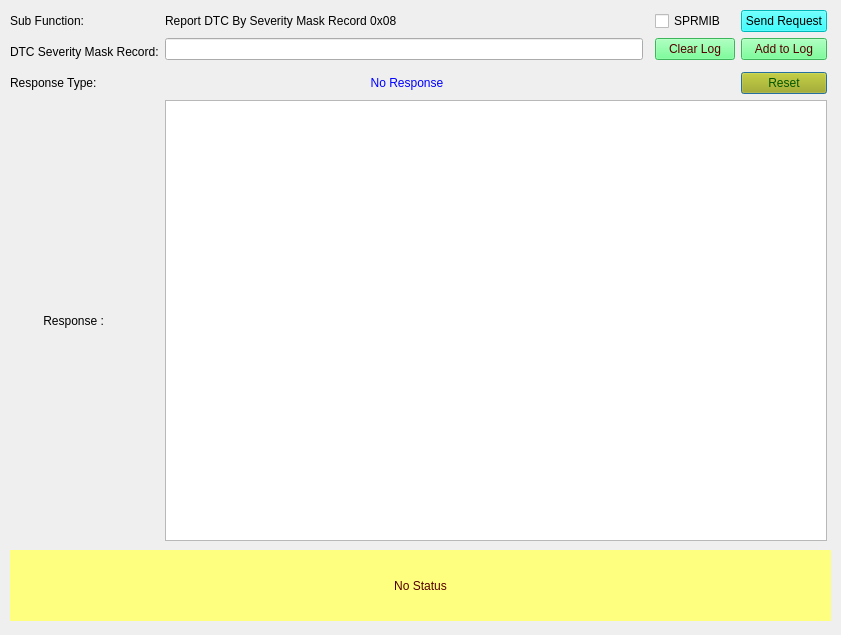
The window that SID_19_08.ui (VicharaVandana/ProxiCan) describes before a commit, drawn with Qt 5.
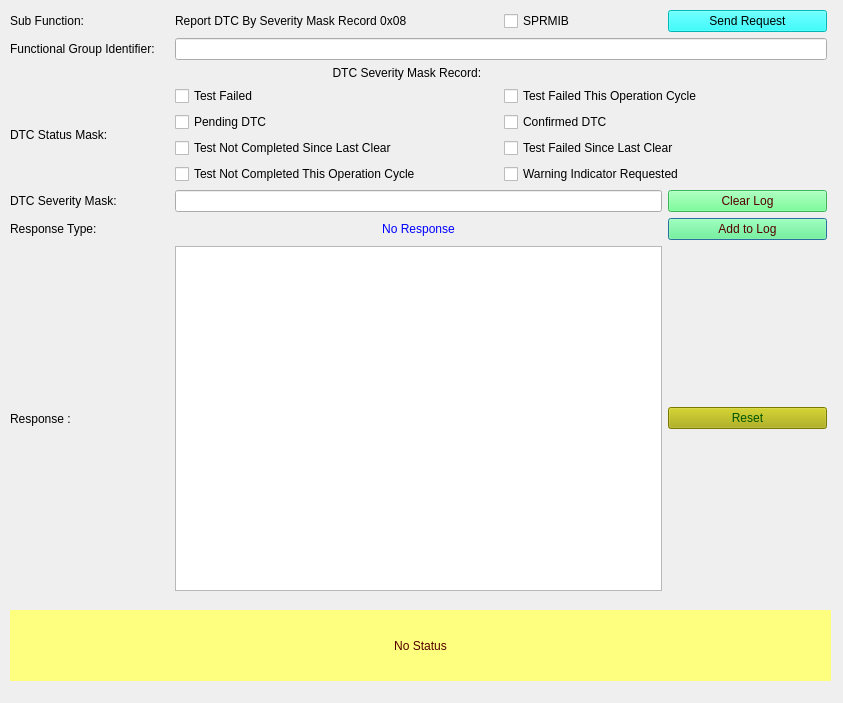
The same window after the commit.

```diff
--- a/SID_19_08.ui
+++ b/SID_19_08.ui
@@ -6,8 +6,8 @@
    <rect>
     <x>0</x>
     <y>0</y>
-    <width>841</width>
-    <height>635</height>
+    <width>843</width>
+    <height>703</height>
    </rect>
   </property>
   <property name="windowTitle">
@@ -19,17 +19,119 @@
      <x>10</x>
      <y>10</y>
      <width>817</width>
-     <height>531</height>
+     <height>581</height>
     </rect>
    </property>
    <layout class="QGridLayout" name="gridLayout_2">
     <property name="sizeConstraint">
      <enum>QLayout::SetNoConstraint</enum>
     </property>
-    <item row="6" column="1" colspan="4">
-     <widget class="QTextBrowser" name="textBrowser_Resp"/>
+    <item row="8" column="4">
+     <widget class="QPushButton" name="pushButton_appendLog">
+      <property name="styleSheet">
+       <string notr="true">background-color: rgb(85, 255, 127);
+color: rgb(85, 0, 0);</string>
+      </property>
+      <property name="text">
+       <string>Add to Log</string>
+      </property>
+     </widget>
     </item>
-    <item row="3" column="4">
+    <item row="11" column="0">
+     <widget class="QLabel" name="label_4">
+      <property name="text">
+       <string>Response : </string>
+      </property>
+     </widget>
+    </item>
+    <item row="7" column="4">
+     <widget class="QPushButton" name="pushButton_clearLog">
+      <property name="styleSheet">
+       <string notr="true">background-color: rgb(85, 255, 127);
+color: rgb(85, 0, 0);</string>
+      </property>
+      <property name="text">
+       <string>Clear Log</string>
+      </property>
+     </widget>
+    </item>
+    <item row="0" column="1" colspan="2">
+     <widget class="QLabel" name="subFunction_Name">
+      <property name="text">
+       <string>Report DTC By Severity Mask Record 0x08</string>
+      </property>
+     </widget>
+    </item>
+    <item row="0" column="0">
+     <widget class="QLabel" name="label_subFunction">
+      <property name="text">
+       <string>Sub Function:</string>
+      </property>
+     </widget>
+    </item>
+    <item row="1" column="1" colspan="4">
+     <widget class="QLineEdit" name="lineEdit">
+      <property name="toolTip">
+       <string>&lt;html&gt;&lt;head/&gt;&lt;body&gt;&lt;p&gt;Enter Functional Group Identifier in &lt;span style=&quot; font-weight:600;&quot;&gt;1-byte hexadecimal format&lt;/span&gt;&lt;/p&gt;&lt;/body&gt;&lt;/html&gt;</string>
+      </property>
+     </widget>
+    </item>
+    <item row="5" column="1" colspan="4">
+     <layout class="QHBoxLayout" name="horizontalLayout_4">
+      <item>
+       <widget class="QCheckBox" name="checkBox_statusMask_bit4">
+        <property name="toolTip">
+         <string>&lt;html&gt;&lt;head/&gt;&lt;body&gt;&lt;p&gt;&lt;span style=&quot; font-family:'ui-sans-serif','-apple-system','system-ui','Segoe UI','Helvetica','Apple Color Emoji','Arial','sans-serif','Segoe UI Emoji','Segoe UI Symbol'; font-size:16px; color:#0d0d0d; background-color:#ffffff;&quot;&gt;Selecting this indicates the DTC test has&lt;/span&gt;&lt;span style=&quot; font-family:'ui-sans-serif','-apple-system','system-ui','Segoe UI','Helvetica','Apple Color Emoji','Arial','sans-serif','Segoe UI Emoji','Segoe UI Symbol'; font-size:16px; font-style:italic; color:#0d0d0d; background-color:#ffffff;&quot;/&gt;&lt;span style=&quot; font-family:'ui-sans-serif','-apple-system','system-ui','Segoe UI','Helvetica','Apple Color Emoji','Arial','sans-serif','Segoe UI Emoji','Segoe UI Symbol'; font-size:16px; font-weight:600; font-style:italic; color:#0d0d0d; background-color:#ffffff;&quot;&gt;not completed &lt;/span&gt;&lt;span style=&quot; font-family:'ui-sans-serif','-apple-system','system-ui','Segoe UI','Helvetica','Apple Color Emoji','Arial','sans-serif','Segoe UI Emoji','Segoe UI Symbol'; font-size:16px; font-style:italic; color:#0d0d0d; background-color:#ffffff;&quot;&gt;since the last DTC code clear&lt;/span&gt;&lt;span style=&quot; font-family:'ui-sans-serif','-apple-system','system-ui','Segoe UI','Helvetica','Apple Color Emoji','Arial','sans-serif','Segoe UI Emoji','Segoe UI Symbol'; font-size:16px; color:#0d0d0d; background-color:#ffffff;&quot;&gt;.&lt;/span&gt;&lt;/p&gt;&lt;/body&gt;&lt;/html&gt;</string>
+        </property>
+        <property name="text">
+         <string>Test Not Completed Since Last Clear</string>
+        </property>
+       </widget>
+      </item>
+      <item>
+       <widget class="QCheckBox" name="checkBox_statusMask_bit5">
+        <property name="toolTip">
+         <string>&lt;html&gt;&lt;head/&gt;&lt;body&gt;&lt;p&gt;&lt;span style=&quot; font-family:'ui-sans-serif','-apple-system','system-ui','Segoe UI','Helvetica','Apple Color Emoji','Arial','sans-serif','Segoe UI Emoji','Segoe UI Symbol'; font-size:16px; color:#0d0d0d; background-color:#ffffff;&quot;&gt;Selecting this indicates the DTC test&lt;/span&gt;&lt;span style=&quot; font-family:'ui-sans-serif','-apple-system','system-ui','Segoe UI','Helvetica','Apple Color Emoji','Arial','sans-serif','Segoe UI Emoji','Segoe UI Symbol'; font-size:16px; font-style:italic; color:#0d0d0d; background-color:#ffffff;&quot;&gt; has &lt;/span&gt;&lt;span style=&quot; font-family:'ui-sans-serif','-apple-system','system-ui','Segoe UI','Helvetica','Apple Color Emoji','Arial','sans-serif','Segoe UI Emoji','Segoe UI Symbol'; font-size:16px; font-weight:600; font-style:italic; color:#0d0d0d; background-color:#ffffff;&quot;&gt;failed &lt;/span&gt;&lt;span style=&quot; font-family:'ui-sans-serif','-apple-system','system-ui','Segoe UI','Helvetica','Apple Color Emoji','Arial','sans-serif','Segoe UI Emoji','Segoe UI Symbol'; font-size:16px; font-style:italic; color:#0d0d0d; background-color:#ffffff;&quot;&gt;at least once since the last code clear.&lt;/span&gt;&lt;/p&gt;&lt;/body&gt;&lt;/html&gt;</string>
+        </property>
+        <property name="text">
+         <string>Test Failed Since Last Clear</string>
+        </property>
+       </widget>
+      </item>
+     </layout>
+    </item>
+    <item row="1" column="0">
+     <widget class="QLabel" name="label">
+      <property name="text">
+       <string>Functional Group Identifier:  </string>
+      </property>
+     </widget>
+    </item>
+    <item row="4" column="1" colspan="4">
+     <layout class="QHBoxLayout" name="horizontalLayout_3">
+      <item>
+       <widget class="QCheckBox" name="checkBox_statusMask_bit2">
+        <property name="toolTip">
+         <string>&lt;html&gt;&lt;head/&gt;&lt;body&gt;&lt;p&gt;&lt;span style=&quot; font-family:'ui-sans-serif','-apple-system','system-ui','Segoe UI','Helvetica','Apple Color Emoji','Arial','sans-serif','Segoe UI Emoji','Segoe UI Symbol'; font-size:16px; color:#0d0d0d; background-color:#ffffff;&quot;&gt;Selecting this indicates the DTC has failed in the current or previous operation cycle and is &lt;/span&gt;&lt;span style=&quot; font-family:'ui-sans-serif','-apple-system','system-ui','Segoe UI','Helvetica','Apple Color Emoji','Arial','sans-serif','Segoe UI Emoji','Segoe UI Symbol'; font-size:16px; font-weight:600; font-style:italic; color:#0d0d0d; background-color:#ffffff;&quot;&gt;pending  .&lt;/span&gt;&lt;/p&gt;&lt;/body&gt;&lt;/html&gt;</string>
+        </property>
+        <property name="text">
+         <string>Pending DTC</string>
+        </property>
+       </widget>
+      </item>
+      <item>
+       <widget class="QCheckBox" name="checkBox_statusMask_bit3">
+        <property name="toolTip">
+         <string>&lt;html&gt;&lt;head/&gt;&lt;body&gt;&lt;p align=&quot;justify&quot;&gt;&lt;span style=&quot; font-family:'ui-sans-serif','-apple-system','system-ui','Segoe UI','Helvetica','Apple Color Emoji','Arial','sans-serif','Segoe UI Emoji','Segoe UI Symbol'; font-size:16px; color:#0d0d0d; background-color:#ffffff;&quot;&gt;Selecting this indicates that the fault has been continuously active for a specific monitoring routine and is matured enough in the current operation cycle so that it can be said confirmed. &lt;/span&gt;&lt;/p&gt;&lt;/body&gt;&lt;/html&gt;</string>
+        </property>
+        <property name="text">
+         <string>Confirmed DTC</string>
+        </property>
+       </widget>
+      </item>
+     </layout>
+    </item>
+    <item row="11" column="4">
      <widget class="QPushButton" name="pushButton_reset">
       <property name="styleSheet">
        <string notr="true">background-color: rgb(170, 170, 0);
@@ -41,7 +143,7 @@
       </property>
      </widget>
     </item>
-    <item row="3" column="1" colspan="2">
+    <item row="8" column="1" colspan="3">
      <widget class="QLabel" name="label_ResType">
       <property name="autoFillBackground">
        <bool>false</bool>
@@ -57,13 +159,6 @@
       </property>
      </widget>
     </item>
-    <item row="1" column="1">
-     <widget class="QLineEdit" name="lineEdit_DTCSevMaskRec">
-      <property name="toolTip">
-       <string>&lt;html&gt;&lt;head/&gt;&lt;body&gt;&lt;p&gt;Enter DTC Severity Mask Record in hexadecimal format of 2 Bytes&lt;/p&gt;&lt;/body&gt;&lt;/html&gt;</string>
-      </property>
-     </widget>
-    </item>
     <item row="0" column="3">
      <widget class="QCheckBox" name="checkBox_suppressposmsg">
       <property name="toolTip">
@@ -74,53 +169,99 @@
       </property>
      </widget>
     </item>
-    <item row="3" column="0">
+    <item row="8" column="0">
      <widget class="QLabel" name="label_5">
       <property name="text">
        <string>Response Type: </string>
       </property>
      </widget>
     </item>
-    <item row="1" column="3">
-     <widget class="QPushButton" name="pushButton_clearLog">
-      <property name="styleSheet">
-       <string notr="true">background-color: rgb(85, 255, 127);
-color: rgb(85, 0, 0);</string>
-      </property>
-      <property name="text">
-       <string>Clear Log</string>
-      </property>
-     </widget>
+    <item row="11" column="1" colspan="3">
+     <widget class="QTextBrowser" name="textBrowser_Resp"/>
     </item>
-    <item row="0" column="1" colspan="2">
-     <widget class="QLabel" name="subFunction_Name">
-      <property name="text">
-       <string>Report DTC By Severity Mask Record 0x08</string>
-      </property>
-     </widget>
+    <item row="2" column="0" colspan="5">
+     <layout class="QHBoxLayout" name="horizontalLayout_2">
+      <item>
+       <widget class="QLabel" name="label_DTCSVMREC">
+        <property name="toolTip">
+         <string>&lt;html&gt;&lt;head/&gt;&lt;body&gt;&lt;p&gt;Enter DTC Severity Mask Record in 2&lt;span style=&quot; font-weight:600;&quot;&gt;-byte hexadecimal format&lt;/span&gt; including&lt;span style=&quot; font-weight:600;&quot;/&gt;DTC Status Mask (1-byte) &amp;amp; DTC Severity Mask(1-byte)&lt;/p&gt;&lt;p&gt;&lt;br/&gt;&lt;/p&gt;&lt;/body&gt;&lt;/html&gt;</string>
+        </property>
+        <property name="text">
+         <string>                                                                          DTC Severity Mask Record:                                                                                 </string>
+        </property>
+        <property name="alignment">
+         <set>Qt::AlignCenter</set>
+        </property>
+       </widget>
+      </item>
+     </layout>
     </item>
-    <item row="1" column="4">
-     <widget class="QPushButton" name="pushButton_appendLog">
-      <property name="styleSheet">
-       <string notr="true">background-color: rgb(85, 255, 127);
-color: rgb(85, 0, 0);</string>
+    <item row="6" column="1" colspan="4">
+     <layout class="QHBoxLayout" name="horizontalLayout_5">
+      <item>
+       <widget class="QCheckBox" name="checkBox_statusMask_bit6">
+        <property name="toolTip">
+         <string>&lt;html&gt;&lt;head/&gt;&lt;body&gt;&lt;p&gt;&lt;span style=&quot; font-family:'ui-sans-serif','-apple-system','system-ui','Segoe UI','Helvetica','Apple Color Emoji','Arial','sans-serif','Segoe UI Emoji','Segoe UI Symbol'; font-size:16px; color:#0d0d0d; background-color:#ffffff;&quot;&gt;Selecting this indicates the DTC test has &lt;/span&gt;&lt;span style=&quot; font-family:'ui-sans-serif','-apple-system','system-ui','Segoe UI','Helvetica','Apple Color Emoji','Arial','sans-serif','Segoe UI Emoji','Segoe UI Symbol'; font-size:16px; font-weight:600; font-style:italic; color:#0d0d0d; background-color:#ffffff;&quot;&gt;not completed &lt;/span&gt;&lt;span style=&quot; font-family:'ui-sans-serif','-apple-system','system-ui','Segoe UI','Helvetica','Apple Color Emoji','Arial','sans-serif','Segoe UI Emoji','Segoe UI Symbol'; font-size:16px; font-style:italic; color:#0d0d0d; background-color:#ffffff;&quot;&gt;during this  current operation cycle.&lt;/span&gt;&lt;/p&gt;&lt;/body&gt;&lt;/html&gt;</string>
+        </property>
+        <property name="text">
+         <string>Test Not Completed This Operation Cycle</string>
+        </property>
+       </widget>
+      </item>
+      <item>
+       <widget class="QCheckBox" name="checkBox_statusMask_bit7">
+        <property name="toolTip">
+         <string>&lt;html&gt;&lt;head/&gt;&lt;body&gt;&lt;p&gt;&lt;span style=&quot; font-family:'ui-sans-serif','-apple-system','system-ui','Segoe UI','Helvetica','Apple Color Emoji','Arial','sans-serif','Segoe UI Emoji','Segoe UI Symbol'; font-size:16px; color:#0d0d0d; background-color:#ffffff;&quot;&gt;Selecting this indicates that the server is requesting the &lt;/span&gt;&lt;span style=&quot; font-family:'ui-sans-serif','-apple-system','system-ui','Segoe UI','Helvetica','Apple Color Emoji','Arial','sans-serif','Segoe UI Emoji','Segoe UI Symbol'; font-size:16px; font-weight:600; font-style:italic; color:#0d0d0d; background-color:#ffffff;&quot;&gt;warning indicator &lt;/span&gt;&lt;span style=&quot; font-family:'ui-sans-serif','-apple-system','system-ui','Segoe UI','Helvetica','Apple Color Emoji','Arial','sans-serif','Segoe UI Emoji','Segoe UI Symbol'; font-size:16px; font-style:italic; color:#0d0d0d; background-color:#ffffff;&quot;&gt; to be active.&lt;/span&gt;&lt;/p&gt;&lt;/body&gt;&lt;/html&gt;</string>
+        </property>
+        <property name="text">
+         <string>Warning Indicator Requested</string>
+        </property>
+       </widget>
+      </item>
+     </layout>
+    </item>
+    <item row="3" column="1" colspan="4">
+     <layout class="QHBoxLayout" name="horizontalLayout">
+      <item>
+       <widget class="QCheckBox" name="checkBox_statusMask_bit0">
+        <property name="toolTip">
+         <string>&lt;html&gt;&lt;head/&gt;&lt;body&gt;&lt;p&gt;&lt;span style=&quot; font-family:'ui-sans-serif','-apple-system','system-ui','Segoe UI','Helvetica','Apple Color Emoji','Arial','sans-serif','Segoe UI Emoji','Segoe UI Symbol'; font-size:16px; color:#0d0d0d; background-color:#ffffff;&quot;&gt;Selecting this indicates the &lt;/span&gt;&lt;span style=&quot; font-family:'ui-sans-serif','-apple-system','system-ui','Segoe UI','Helvetica','Apple Color Emoji','Arial','sans-serif','Segoe UI Emoji','Segoe UI Symbol'; font-size:16px; font-weight:600; color:#0d0d0d; background-color:#ffffff;&quot;&gt;DTC test &lt;/span&gt;&lt;span style=&quot; font-family:'ui-sans-serif','-apple-system','system-ui','Segoe UI','Helvetica','Apple Color Emoji','Arial','sans-serif','Segoe UI Emoji','Segoe UI Symbol'; font-size:16px; color:#0d0d0d; background-color:#ffffff;&quot;&gt;has &lt;/span&gt;&lt;span style=&quot; font-family:'ui-sans-serif','-apple-system','system-ui','Segoe UI','Helvetica','Apple Color Emoji','Arial','sans-serif','Segoe UI Emoji','Segoe UI Symbol'; font-size:16px; font-weight:600; color:#0d0d0d; background-color:#ffffff;&quot;&gt;matured as a failure&lt;/span&gt;&lt;span style=&quot; font-family:'ui-sans-serif','-apple-system','system-ui','Segoe UI','Helvetica','Apple Color Emoji','Arial','sans-serif','Segoe UI Emoji','Segoe UI Symbol'; font-size:16px; color:#0d0d0d; background-color:#ffffff;&quot;&gt;, confirming the fault as present.&lt;/span&gt;&lt;/p&gt;&lt;/body&gt;&lt;/html&gt;</string>
+        </property>
+        <property name="text">
+         <string>Test Failed</string>
+        </property>
+       </widget>
+      </item>
+      <item>
+       <widget class="QCheckBox" name="checkBox_statusMask_bit1">
+        <property name="toolTip">
+         <string>&lt;html&gt;&lt;head/&gt;&lt;body&gt;&lt;p&gt;&lt;span style=&quot; font-family:'ui-sans-serif','-apple-system','system-ui','Segoe UI','Helvetica','Apple Color Emoji','Arial','sans-serif','Segoe UI Emoji','Segoe UI Symbol'; font-size:16px; color:#0d0d0d; background-color:#ffffff;&quot;&gt;Selecting this indicates the &lt;/span&gt;&lt;span style=&quot; font-family:'ui-sans-serif','-apple-system','system-ui','Segoe UI','Helvetica','Apple Color Emoji','Arial','sans-serif','Segoe UI Emoji','Segoe UI Symbol'; font-size:16px; font-weight:600; font-style:italic; color:#0d0d0d; background-color:#ffffff;&quot;&gt;DTC test failed  &lt;/span&gt;&lt;span style=&quot; font-family:'ui-sans-serif','-apple-system','system-ui','Segoe UI','Helvetica','Apple Color Emoji','Arial','sans-serif','Segoe UI Emoji','Segoe UI Symbol'; font-size:16px; color:#0d0d0d; background-color:#ffffff;&quot;&gt;during the &lt;/span&gt;&lt;span style=&quot; font-family:'ui-sans-serif','-apple-system','system-ui','Segoe UI','Helvetica','Apple Color Emoji','Arial','sans-serif','Segoe UI Emoji','Segoe UI Symbol'; font-size:16px; font-weight:600; color:#0d0d0d; background-color:#ffffff;&quot;&gt;current operation cycle&lt;/span&gt;&lt;span style=&quot; font-family:'ui-sans-serif','-apple-system','system-ui','Segoe UI','Helvetica','Apple Color Emoji','Arial','sans-serif','Segoe UI Emoji','Segoe UI Symbol'; font-size:16px; color:#0d0d0d; background-color:#ffffff;&quot;&gt;.&lt;/span&gt;&lt;/p&gt;&lt;/body&gt;&lt;/html&gt;</string>
+        </property>
+        <property name="text">
+         <string>Test Failed This Operation Cycle</string>
+        </property>
+       </widget>
+      </item>
+     </layout>
+    </item>
+    <item row="7" column="1" colspan="3">
+     <widget class="QLineEdit" name="lineEdit_DTCSM">
+      <property name="toolTip">
+       <string>&lt;html&gt;&lt;head/&gt;&lt;body&gt;&lt;p&gt;Enter DTC Severity Mask in &lt;span style=&quot; font-weight:600;&quot;&gt;1-byte hexadecimal format&lt;/span&gt;&lt;/p&gt;&lt;/body&gt;&lt;/html&gt;</string>
       </property>
-      <property name="text">
-       <string>Add to Log</string>
-      </property>
      </widget>
     </item>
-    <item row="0" column="0">
-     <widget class="QLabel" name="label_subFunction">
+    <item row="3" column="0" rowspan="4">
+     <widget class="QLabel" name="DTCStatusMask_label">
       <property name="text">
-       <string>Sub Function:</string>
+       <string>DTC Status Mask:</string>
       </property>
      </widget>
     </item>
-    <item row="6" column="0">
-     <widget class="QLabel" name="label_4">
+    <item row="7" column="0">
+     <widget class="QLabel" name="label_DTCSM">
       <property name="text">
-       <string>          Response : </string>
+       <string>DTC Severity Mask:</string>
       </property>
      </widget>
     </item>
@@ -139,20 +280,13 @@
       </property>
      </widget>
     </item>
-    <item row="1" column="0" rowspan="2">
-     <widget class="QLabel" name="DTCSeverityMaskRec_label">
-      <property name="text">
-       <string>DTC Severity Mask Record:</string>
-      </property>
-     </widget>
-    </item>
    </layout>
   </widget>
   <widget class="QLabel" name="label_status">
    <property name="geometry">
     <rect>
      <x>10</x>
-     <y>550</y>
+     <y>610</y>
      <width>821</width>
      <height>71</height>
     </rect>
```
